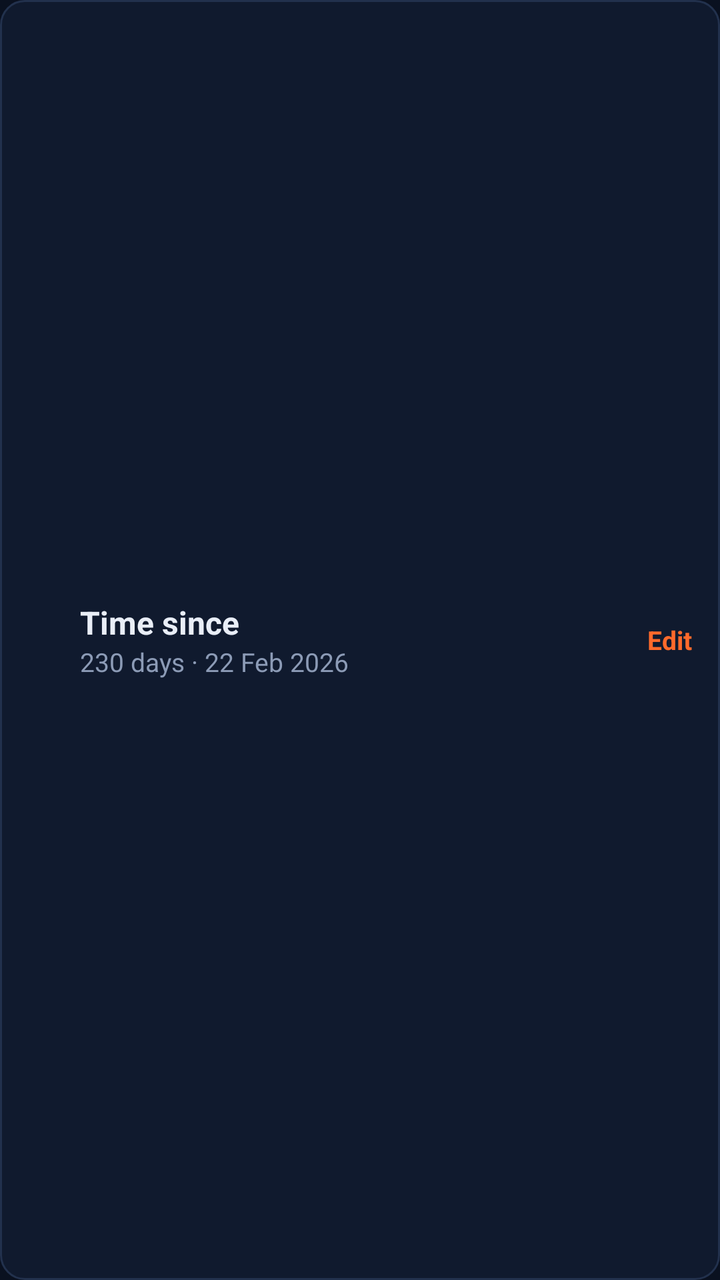
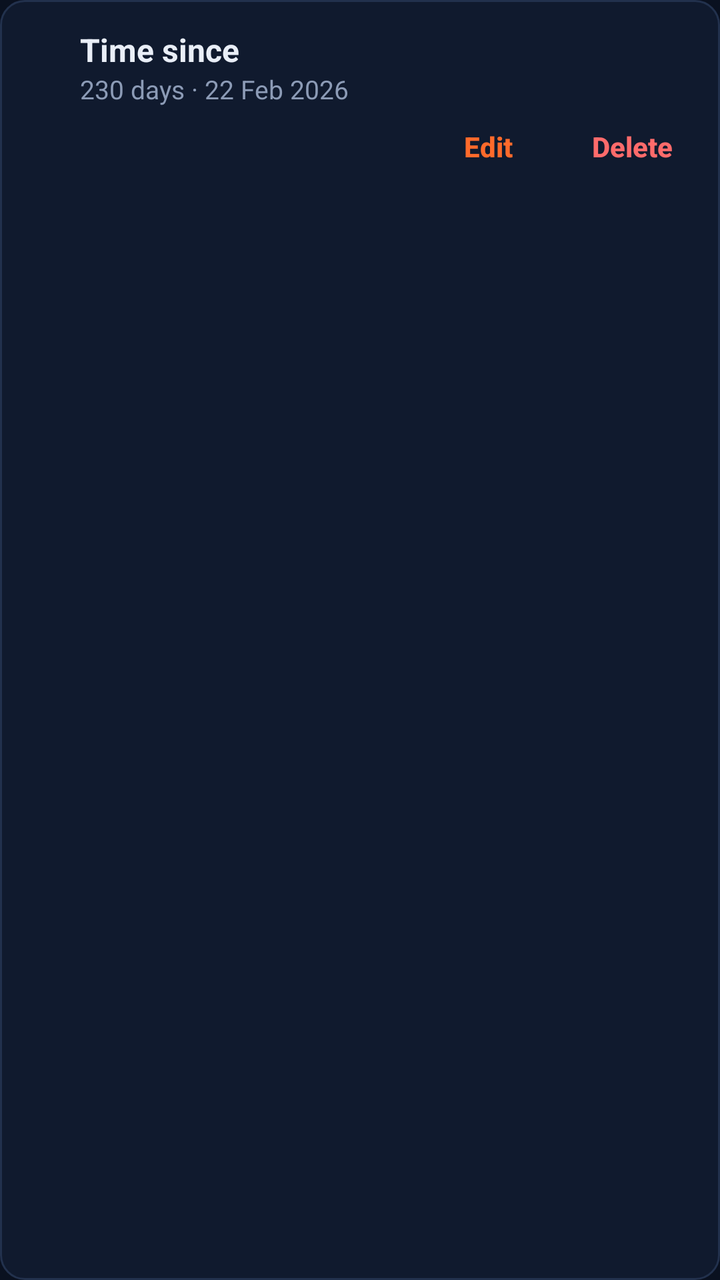

Two renders of the same Android screen: before a commit and after it. Below are the layout's source before the change and the commit's diff.
<!-- AndroidManifest.xml: application theme AppTheme -->
<!-- res/layout/item_widget.xml -->
<?xml version="1.0" encoding="utf-8"?>
<LinearLayout xmlns:android="http://schemas.android.com/apk/res/android"
    android:layout_width="match_parent"
    android:layout_height="wrap_content"
    android:layout_marginTop="8dp"
    android:background="@drawable/bg_button_outline"
    android:clickable="true"
    android:focusable="true"
    android:gravity="center_vertical"
    android:orientation="horizontal"
    android:padding="14dp">

    <View
        android:id="@+id/it_dot"
        android:layout_width="14dp"
        android:layout_height="14dp"
        android:layout_marginEnd="12dp" />

    <LinearLayout
        android:layout_width="0dp"
        android:layout_height="wrap_content"
        android:layout_weight="1"
        android:orientation="vertical">

        <TextView
            android:id="@+id/it_title"
            android:layout_width="match_parent"
            android:layout_height="wrap_content"
            android:ellipsize="end"
            android:maxLines="1"
            android:text="Time since"
            android:textColor="@color/fg"
            android:textSize="16sp"
            android:textStyle="bold" />

        <TextView
            android:id="@+id/it_sub"
            android:layout_width="match_parent"
            android:layout_height="wrap_content"
            android:ellipsize="end"
            android:maxLines="1"
            android:text="230 days · 22 Feb 2026"
            android:textColor="@color/muted"
            android:textSize="13sp" />
    </LinearLayout>

    <TextView
        android:layout_width="wrap_content"
        android:layout_height="wrap_content"
        android:layout_marginStart="8dp"
        android:text="Edit"
        android:textColor="@color/accent"
        android:textSize="13sp"
        android:textStyle="bold" />
</LinearLayout>
<!-- resources referenced by this layout -->
<resources>
  <color name="accent">#FF6A2B</color>
  <color name="fg">#E9EEF7</color>
  <color name="muted">#8C9BB6</color>
  <!-- drawable bg_button_outline (drawable) -->
  <?xml version="1.0" encoding="utf-8"?>
  <ripple xmlns:android="http://schemas.android.com/apk/res/android"
      android:color="#33FFFFFF">
      <item>
          <shape android:shape="rectangle">
              <solid android:color="@color/surface" />
              <stroke
                  android:width="1dp"
                  android:color="@color/line" />
              <corners android:radius="12dp" />
          </shape>
      </item>
  </ripple>
  <style name="AppTheme" parent="android:Theme.DeviceDefault.NoActionBar">
          <item name="android:windowBackground">@color/bg</item>
          <item name="android:statusBarColor">@color/bg</item>
          <item name="android:navigationBarColor">@color/bg</item>
          <item name="android:colorAccent">@color/accent</item>
      </style>
  <color name="surface">#101A2E</color>
  <color name="line">#22314D</color>
  <color name="bg">#0A1120</color>
</resources>

<!-- the commit's change to res/layout/item_widget.xml (unified diff, before → after) -->
@@ -6,50 +6,84 @@
     android:background="@drawable/bg_button_outline"
     android:clickable="true"
     android:focusable="true"
-    android:gravity="center_vertical"
-    android:orientation="horizontal"
-    android:padding="14dp">
-
-    <View
-        android:id="@+id/it_dot"
-        android:layout_width="14dp"
-        android:layout_height="14dp"
-        android:layout_marginEnd="12dp" />
+    android:orientation="vertical"
+    android:paddingStart="14dp"
+    android:paddingTop="14dp"
+    android:paddingEnd="8dp"
+    android:paddingBottom="4dp">
 
     <LinearLayout
-        android:layout_width="0dp"
+        android:layout_width="match_parent"
         android:layout_height="wrap_content"
-        android:layout_weight="1"
-        android:orientation="vertical">
+        android:gravity="center_vertical"
+        android:orientation="horizontal"
+        android:paddingEnd="6dp">
 
-        <TextView
-            android:id="@+id/it_title"
-            android:layout_width="match_parent"
+        <View
+            android:id="@+id/it_dot"
+            android:layout_width="14dp"
+            android:layout_height="14dp"
+            android:layout_marginEnd="12dp" />
+
+        <LinearLayout
+            android:layout_width="0dp"
             android:layout_height="wrap_content"
-            android:ellipsize="end"
-            android:maxLines="1"
-            android:text="Time since"
-            android:textColor="@color/fg"
-            android:textSize="16sp"
+            android:layout_weight="1"
+            android:orientation="vertical">
+
+            <TextView
+                android:id="@+id/it_title"
+                android:layout_width="match_parent"
+                android:layout_height="wrap_content"
+                android:ellipsize="end"
+                android:maxLines="1"
+                android:text="Time since"
+                android:textColor="@color/fg"
+                android:textSize="16sp"
+                android:textStyle="bold" />
+
+            <TextView
+                android:id="@+id/it_sub"
+                android:layout_width="match_parent"
+                android:layout_height="wrap_content"
+                android:ellipsize="end"
+                android:maxLines="2"
+                android:text="230 days · 22 Feb 2026"
+                android:textColor="@color/muted"
+                android:textSize="13sp" />
+        </LinearLayout>
+    </LinearLayout>
+
+    <LinearLayout
+        android:layout_width="match_parent"
+        android:layout_height="wrap_content"
+        android:gravity="end"
+        android:orientation="horizontal">
+
+        <Button
+            android:id="@+id/it_edit"
+            android:layout_width="wrap_content"
+            android:layout_height="40dp"
+            android:background="?android:attr/selectableItemBackground"
+            android:minWidth="72dp"
+            android:stateListAnimator="@null"
+            android:text="Edit"
+            android:textAllCaps="false"
+            android:textColor="@color/accent"
+            android:textSize="14sp"
             android:textStyle="bold" />
 
-        <TextView
-            android:id="@+id/it_sub"
-            android:layout_width="match_parent"
-            android:layout_height="wrap_content"
-            android:ellipsize="end"
-            android:maxLines="1"
-            android:text="230 days · 22 Feb 2026"
-            android:textColor="@color/muted"
-            android:textSize="13sp" />
+        <Button
+            android:id="@+id/it_delete"
+            android:layout_width="wrap_content"
+            android:layout_height="40dp"
+            android:background="?android:attr/selectableItemBackground"
+            android:minWidth="72dp"
+            android:stateListAnimator="@null"
+            android:text="Delete"
+            android:textAllCaps="false"
+            android:textColor="@color/danger"
+            android:textSize="14sp"
+            android:textStyle="bold" />
     </LinearLayout>
-
-    <TextView
-        android:layout_width="wrap_content"
-        android:layout_height="wrap_content"
-        android:layout_marginStart="8dp"
-        android:text="Edit"
-        android:textColor="@color/accent"
-        android:textSize="13sp"
-        android:textStyle="bold" />
 </LinearLayout>
<!-- resource entries referenced after the edit -->
@@ -1,6 +1,7 @@
 <!-- resources referenced by this layout -->
 <resources>
   <color name="accent">#FF6A2B</color>
+  <color name="danger">#FF6B6B</color>
   <color name="fg">#E9EEF7</color>
   <color name="muted">#8C9BB6</color>
   <!-- drawable bg_button_outline (drawable) -->
